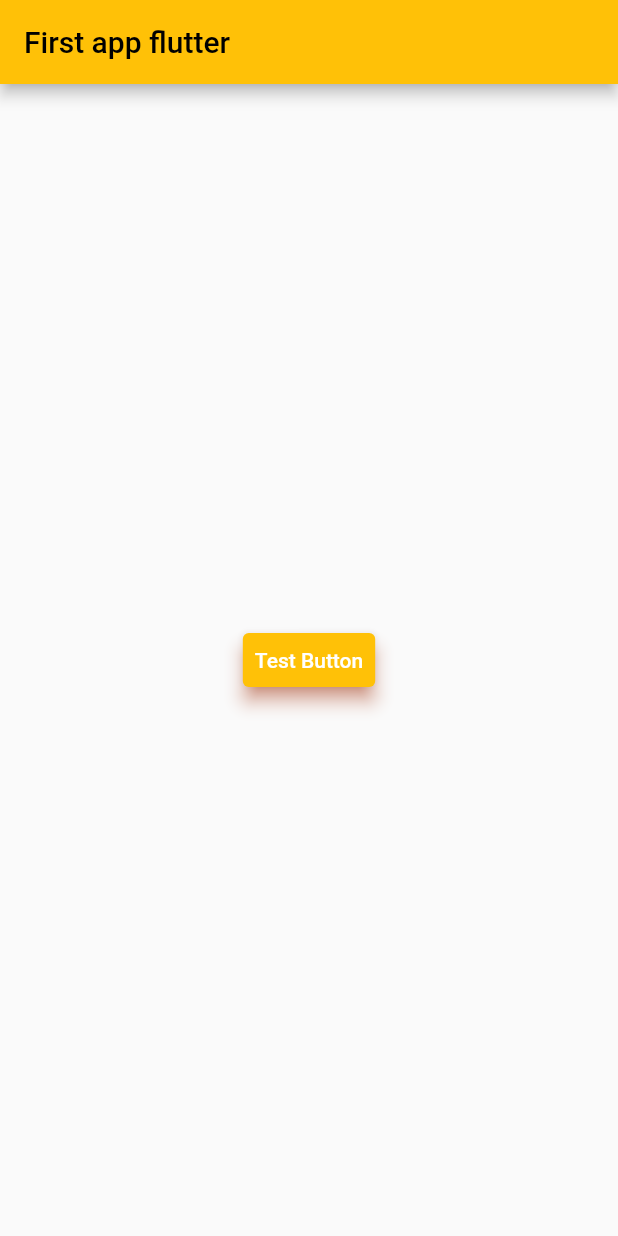
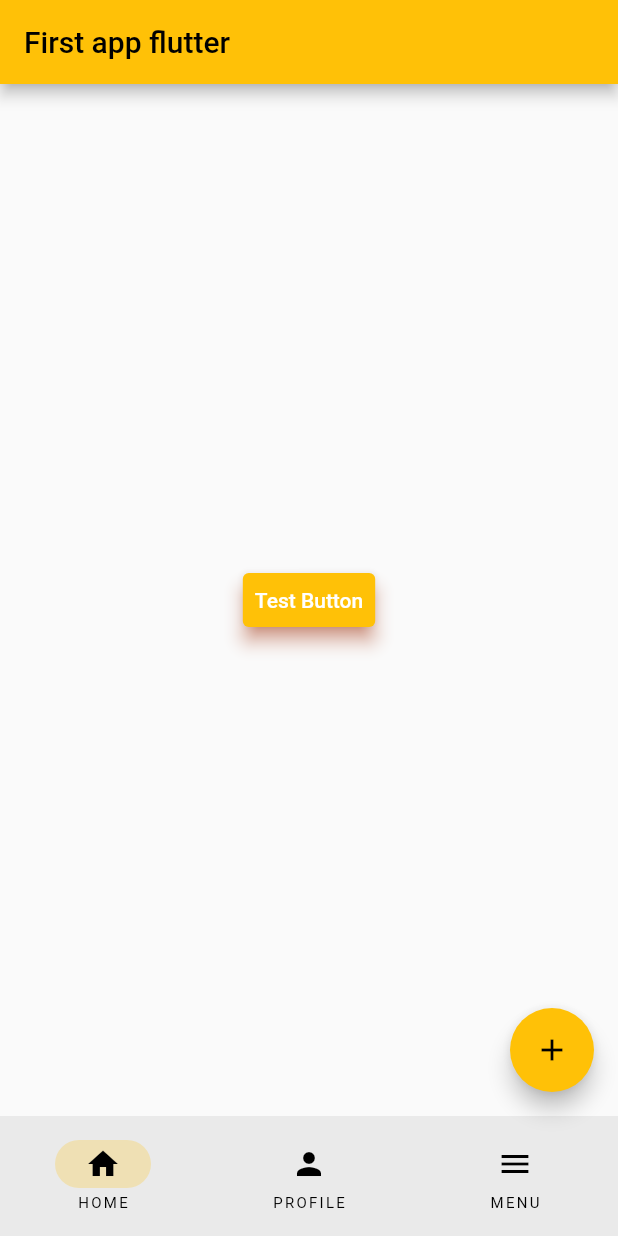
Before and after one commit to Debarghya-Basak/firstappflutter, a Flutter app: the screen it shows after launch, after a tap on "Test Button", on a phone screen of 412 x 824 dp. Run offline on Flutter 3.47's test engine with Material 2 defaults, Android fonts, the phone set to English and light mode, and no system bars.

Commit message:
Added bottom navigation bar

```diff
--- a/lib/main.dart
+++ b/lib/main.dart
@@ -13,6 +13,7 @@ class MyApp extends StatelessWidget {
   @override
   Widget build(BuildContext context) {
     return MaterialApp(
+      debugShowCheckedModeBanner: false,
       title: 'First App Flutter',
       theme: ThemeData(
           primarySwatch: Colors.amber,
@@ -37,23 +38,63 @@ class MyApp extends StatelessWidget {
   }
 }
 
-class HomePage extends StatelessWidget {
-  const HomePage({Key? key}) : super(key: key);
+class HomePage extends StatefulWidget {
+  const HomePage({super.key});
+
+  @override
+  State<HomePage> createState() => _HomePageState();
+}
+
+class _HomePageState extends State<HomePage> {
+  int currentState = 0;
 
   @override
   Widget build(BuildContext context) {
     return Scaffold(
         appBar: AppBar(
-          title: Text('First app flutter'),
+          title: const Text('First app flutter'),
+          // shape: Border(
+          //   top: BorderSide(color: Colors.lightBlue.shade50),
+          //   bottom: BorderSide(color: Colors.lightBlue.shade900),
+          //   left: BorderSide(color: Colors.lightBlue.shade50),
+          //   right: BorderSide(color: Colors.lightBlue.shade900),
+          // )
+        ),
+        floatingActionButton: FloatingActionButton(
+          onPressed: () {
+            print('floating button is pressed');
+          },
+          child: Icon(Icons.add),
+        ),
+        bottomNavigationBar: NavigationBar(
+          destinations: const [
+            NavigationDestination(icon: Icon(Icons.home), label: 'HOME'),
+            NavigationDestination(icon: Icon(Icons.person), label: 'PROFILE'),
+            NavigationDestination(icon: Icon(Icons.menu), label: 'MENU'),
+          ],
+          onDestinationSelected: (int index) {
+            print('$index is the current page index');
+            setState(() {
+              currentState = index;
+            });
+          },
+          selectedIndex: currentState,
+          animationDuration: Duration(seconds: 1),
         ),
         body: Center(
           child: TextButton(
-              child: Text('Test Button'),
+              child: const Text('Test Button'),
               onPressed: () {
                 print('Button Pressed');
               },
+              onLongPress: () {
+                print('Button Loooooooong Pressed');
+              },
+              onFocusChange: (a) {
+                print('Button Released $a');
+              },
               onHover: (a) {
-                print('Hovering');
+                print('Hovering $a');
               }),
         ));
   }
```
